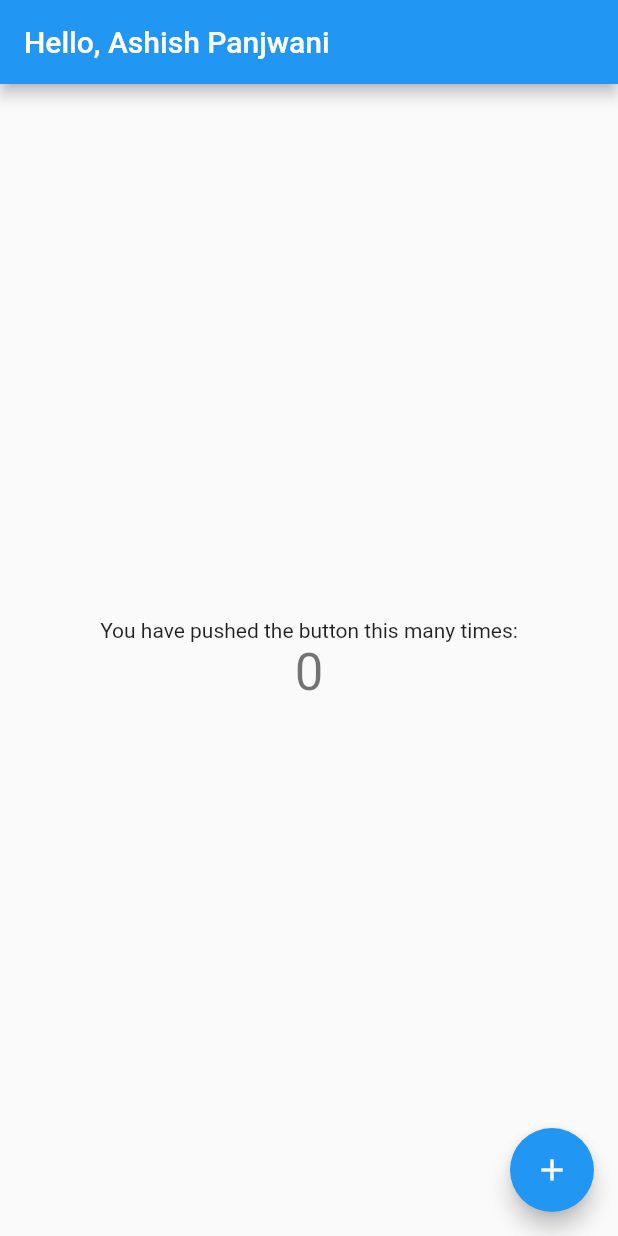
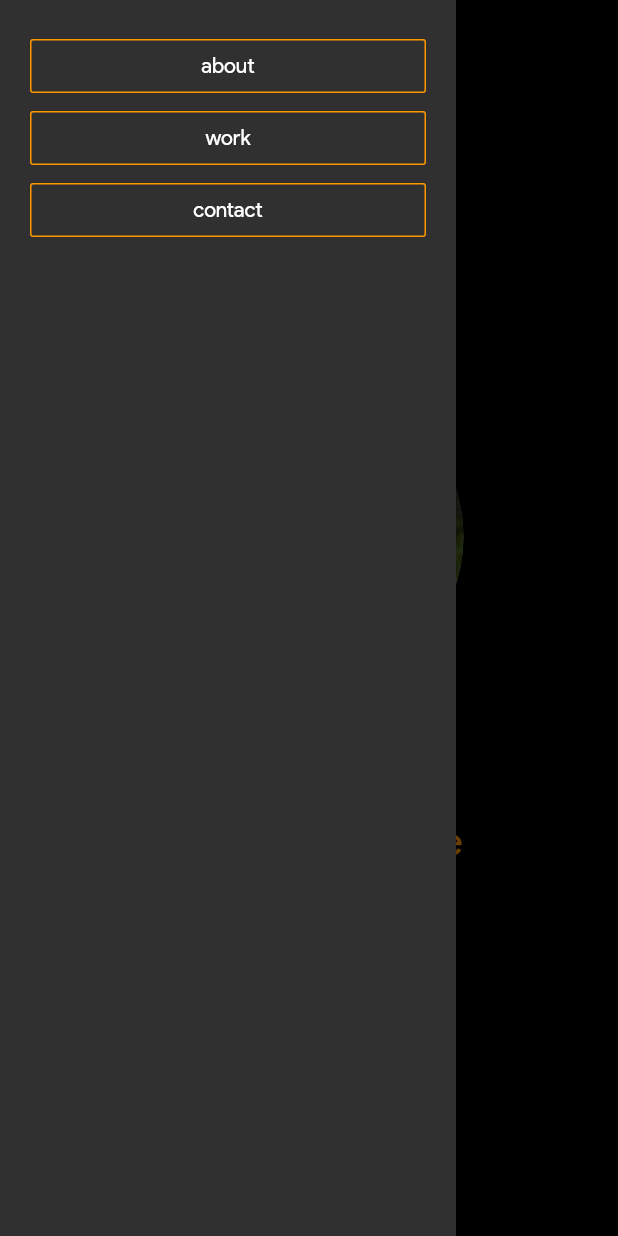
Before and after one commit to ashish9825/Portfolio_Flutter, a Flutter app: the screen it shows after launch, with the side drawer open (before the commit the screen has no drawer), on a phone screen of 412 x 824 dp. Run offline on Flutter 3.47's test engine with Material 2 defaults, Android fonts, the phone set to English and light mode, and no system bars.

Commit message:
New Changes

```diff
--- a/lib/main.dart
+++ b/lib/main.dart
@@ -1,111 +1,19 @@
 import 'package:flutter/material.dart';
+import 'package:portfolio/profile_page.dart';
 
-void main() => runApp(MyApp());
+void main() => runApp(PortfolioApp());
 
-class MyApp extends StatelessWidget {
-  // This widget is the root of your application.
+class PortfolioApp extends StatelessWidget {
   @override
   Widget build(BuildContext context) {
     return MaterialApp(
-      title: 'Flutter Demo',
+      debugShowCheckedModeBanner: false,
       theme: ThemeData(
-        // This is the theme of your application.
-        //
-        // Try running your application with "flutter run". You'll see the
-        // application has a blue toolbar. Then, without quitting the app, try
-        // changing the primarySwatch below to Colors.green and then invoke
-        // "hot reload" (press "r" in the console where you ran "flutter run",
-        // or simply save your changes to "hot reload" in a Flutter IDE).
-        // Notice that the counter didn't reset back to zero; the application
-        // is not restarted.
-        primarySwatch: Colors.blue,
+        brightness: Brightness.dark,
+        primaryColorDark: Colors.black,
+        fontFamily: "ProductSansRegular",
       ),
-      home: MyHomePage(title: 'Hello, Ashish Panjwani'),
+      home: ProfilePage(),
     );
   }
 }
-
-class MyHomePage extends StatefulWidget {
-  MyHomePage({Key key, this.title}) : super(key: key);
-
-  // This widget is the home page of your application. It is stateful, meaning
-  // that it has a State object (defined below) that contains fields that affect
-  // how it looks.
-
-  // This class is the configuration for the state. It holds the values (in this
-  // case the title) provided by the parent (in this case the App widget) and
-  // used by the build method of the State. Fields in a Widget subclass are
-  // always marked "final".
-
-  final String title;
-
-  @override
-  _MyHomePageState createState() => _MyHomePageState();
-}
-
-class _MyHomePageState extends State<MyHomePage> {
-  int _counter = 0;
-
-  void _incrementCounter() {
-    setState(() {
-      // This call to setState tells the Flutter framework that something has
-      // changed in this State, which causes it to rerun the build method below
-      // so that the display can reflect the updated values. If we changed
-      // _counter without calling setState(), then the build method would not be
-      // called again, and so nothing would appear to happen.
-      _counter++;
-    });
-  }
-
-  @override
-  Widget build(BuildContext context) {
-    // This method is rerun every time setState is called, for instance as done
-    // by the _incrementCounter method above.
-    //
-    // The Flutter framework has been optimized to make rerunning build methods
-    // fast, so that you can just rebuild anything that needs updating rather
-    // than having to individually change instances of widgets.
-    return Scaffold(
-      appBar: AppBar(
-        // Here we take the value from the MyHomePage object that was created by
-        // the App.build method, and use it to set our appbar title.
-        title: Text(widget.title),
-      ),
-      body: Center(
-        // Center is a layout widget. It takes a single child and positions it
-        // in the middle of the parent.
-        child: Column(
-          // Column is also a layout widget. It takes a list of children and
-          // arranges them vertically. By default, it sizes itself to fit its
-          // children horizontally, and tries to be as tall as its parent.
-          //
-          // Invoke "debug painting" (press "p" in the console, choose the
-          // "Toggle Debug Paint" action from the Flutter Inspector in Android
-          // Studio, or the "Toggle Debug Paint" command in Visual Studio Code)
-          // to see the wireframe for each widget.
-          //
-          // Column has various properties to control how it sizes itself and
-          // how it positions its children. Here we use mainAxisAlignment to
-          // center the children vertically; the main axis here is the vertical
-          // axis because Columns are vertical (the cross axis would be
-          // horizontal).
-          mainAxisAlignment: MainAxisAlignment.center,
-          children: <Widget>[
-            Text(
-              'You have pushed the button this many times:',
-            ),
-            Text(
-              '$_counter',
-              style: Theme.of(context).textTheme.display1,
-            ),
-          ],
-        ),
-      ),
-      floatingActionButton: FloatingActionButton(
-        onPressed: _incrementCounter,
-        tooltip: 'Increment',
-        child: Icon(Icons.add),
-      ), // This trailing comma makes auto-formatting nicer for build methods.
-    );
-  }
-}
--- /dev/null
+++ b/lib/profile_page.dart
@@ -0,0 +1,63 @@
+import 'package:flutter/material.dart';
+import 'package:portfolio/widgets/nav_button.dart';
+import 'package:portfolio/widgets/nav_header.dart';
+import 'package:portfolio/widgets/profile_infor.dart';
+import 'package:portfolio/widgets/responsive_widget.dart';
+
+class ProfilePage extends StatelessWidget {
+  @override
+  Widget build(BuildContext context) {
+    return ResponsiveWidget(
+      largeScreen: Scaffold(
+        backgroundColor: Colors.black,
+        appBar: AppBar(
+          elevation: 0.0,
+          backgroundColor: Colors.black,
+        ),
+        drawer: ResponsiveWidget.isSmallScreen(context)
+            ? Drawer(
+                child: ListView(
+                  padding: const EdgeInsets.all(20.0),
+                  children: <Widget>[
+                    NavButton(
+                      text: 'about',
+                      onPressed: () {},
+                    ),
+                    NavButton(
+                      text: 'work',
+                      onPressed: () {},
+                    ),
+                    NavButton(
+                      text: 'contact',
+                      onPressed: () {},
+                    )
+                  ],
+                ),
+              )
+            : null,
+        body: SingleChildScrollView(
+          child: AnimatedPadding(
+            duration: Duration(seconds: 1),
+            padding: EdgeInsets.all(MediaQuery.of(context).size.height * 0.1),
+            child: ResponsiveWidget(
+              largeScreen: Column(
+                mainAxisAlignment: MainAxisAlignment.start,
+                children: <Widget>[
+                  NavHeader(),
+                  SizedBox(
+                    height: MediaQuery.of(context).size.height * 0.1,
+                  ),
+                  ProfileInfo(),
+                  SizedBox(
+                    height: MediaQuery.of(context).size.height * 0.2,
+                  ),
+                  //SocialInfo(),
+                ],
+              ),
+            ),
+          ),
+        ),
+      ),
+    );
+  }
+}
--- /dev/null
+++ b/lib/widgets/logo.dart
@@ -0,0 +1,30 @@
+import 'package:flutter/material.dart';
+
+class APDot extends StatelessWidget {
+  @override
+  Widget build(BuildContext context) {
+    return Row(
+      children: <Widget>[
+        Text(
+          "AP",
+          textScaleFactor: 2,
+          style: TextStyle(
+            fontWeight: FontWeight.bold,
+          ),
+        ),
+        SizedBox(
+          width: 5,
+        ),
+        AnimatedContainer(
+          duration: Duration(seconds: 1),
+          height: 8,
+          width: 8,
+          decoration: BoxDecoration(
+            shape: BoxShape.circle,
+            color: Colors.orange,
+          ),
+        )
+      ],
+    );
+  }
+}
--- /dev/null
+++ b/lib/widgets/nav_button.dart
@@ -0,0 +1,24 @@
+import 'package:flutter/material.dart';
+
+class NavButton extends StatelessWidget {
+  final text;
+  final onPressed;
+  final Color color;
+
+  const NavButton(
+      {@required this.text,
+      @required this.onPressed,
+      this.color = Colors.orange});
+
+  @override
+  Widget build(BuildContext context) {
+    return OutlineButton(
+      child: Text(text),
+      borderSide: BorderSide(
+        color: color,
+      ),
+      onPressed: onPressed,
+      highlightedBorderColor: color,
+    );
+  }
+}
--- /dev/null
+++ b/lib/widgets/nav_header.dart
@@ -0,0 +1,39 @@
+import 'package:flutter/material.dart';
+import 'package:portfolio/widgets/logo.dart';
+import 'package:portfolio/widgets/nav_button.dart';
+import 'package:portfolio/widgets/responsive_widget.dart';
+
+class NavHeader extends StatelessWidget {
+  @override
+  Widget build(BuildContext context) {
+    return ResponsiveWidget(
+      largeScreen: Row(
+        mainAxisAlignment: ResponsiveWidget.isSmallScreen(context)
+            ? MainAxisAlignment.center
+            : MainAxisAlignment.spaceBetween,
+        crossAxisAlignment: CrossAxisAlignment.center,
+        children: <Widget>[
+          APDot(),
+          //Spacer(),
+          if (!ResponsiveWidget.isSmallScreen(context))
+            Row(
+              children: <Widget>[
+                NavButton(
+                  text: 'about',
+                  onPressed: () {},
+                ),
+                NavButton(
+                  text: 'work',
+                  onPressed: () {},
+                ),
+                NavButton(
+                  text: 'contact',
+                  onPressed: () {},
+                )
+              ],
+            )
+        ],
+      ),
+    );
+  }
+}
--- /dev/null
+++ b/lib/widgets/profile_infor.dart
@@ -0,0 +1,105 @@
+import 'package:flutter/material.dart';
+import 'package:portfolio/widgets/responsive_widget.dart';
+
+class ProfileInfo extends StatelessWidget {
+  profileImage(context) => AnimatedContainer(
+        duration: Duration(seconds: 1),
+        height: ResponsiveWidget.isSmallScreen(context)
+            ? MediaQuery.of(context).size.height * 0.25
+            : MediaQuery.of(context).size.width * 0.25,
+        width: ResponsiveWidget.isSmallScreen(context)
+            ? MediaQuery.of(context).size.height * 0.25
+            : MediaQuery.of(context).size.width * 0.25,
+        decoration: BoxDecoration(
+          backgroundBlendMode: BlendMode.luminosity,
+          color: Colors.deepOrange,
+          shape: BoxShape.circle,
+          image: DecorationImage(
+            image: AssetImage("images/ashish.jpg"),
+            alignment: Alignment.center,
+            fit: BoxFit.cover,
+          ),
+        ),
+      );
+
+  final profileData = Column(
+    crossAxisAlignment: CrossAxisAlignment.start,
+    children: <Widget>[
+      Text(
+        "Hi there ! My name is",
+        textScaleFactor: 2,
+        style: TextStyle(color: Colors.orange),
+      ),
+      Text(
+        "Ashish\nPanjwani",
+        textScaleFactor: 5,
+        style: TextStyle(
+          color: Colors.white,
+          fontWeight: FontWeight.bold,
+        ),
+      ),
+      SizedBox(
+        height: 10.0,
+      ),
+      Text(
+        "A enthusiast mobile developer specialized in Android & Flutter.\n"
+        "I am a Freelance Developer in Mobile App Development (Android & Flutter).",
+        softWrap: true,
+        textScaleFactor: 1.5,
+        style: TextStyle(color: Colors.white70),
+      ),
+      SizedBox(
+        height: 20,
+      ),
+      Row(
+        mainAxisAlignment: MainAxisAlignment.spaceEvenly,
+        children: <Widget>[
+          RaisedButton(
+            shape: StadiumBorder(),
+            child: Text('Resume'),
+            color: Colors.red,
+            onPressed: () {},
+            padding: EdgeInsets.all(10),
+          ),
+          SizedBox(
+            width: 20,
+          ),
+          OutlineButton(
+            borderSide: BorderSide(
+              color: Colors.red,
+            ),
+            shape: StadiumBorder(),
+            child: Text('Say Hi!'),
+            color: Colors.red,
+            onPressed: () {},
+            padding: EdgeInsets.all(10),
+          )
+        ],
+      )
+    ],
+  );
+  @override
+  Widget build(BuildContext context) {
+    return ResponsiveWidget(
+      largeScreen: Row(
+        mainAxisAlignment: MainAxisAlignment.spaceEvenly,
+        crossAxisAlignment: CrossAxisAlignment.center,
+        children: <Widget>[
+          profileImage(context),
+          profileData,
+        ],
+      ),
+      smallScreen: Column(
+        mainAxisSize: MainAxisSize.max,
+        mainAxisAlignment: MainAxisAlignment.spaceBetween,
+        children: <Widget>[
+          profileImage(context),
+          SizedBox(
+            height: MediaQuery.of(context).size.height * 0.1,
+          ),
+          profileData,
+        ],
+      ),
+    );
+  }
+}
--- /dev/null
+++ b/lib/widgets/responsive_widget.dart
@@ -0,0 +1,42 @@
+import 'package:flutter/material.dart';
+
+class ResponsiveWidget extends StatelessWidget {
+  final Widget largeScreen;
+  final Widget mediumScreen;
+  final Widget smallScreen;
+
+  ResponsiveWidget(
+      {Key key,
+      @required this.largeScreen,
+      this.mediumScreen,
+      this.smallScreen})
+      : super(key: key);
+
+  static bool isSmallScreen(BuildContext context) {
+    return MediaQuery.of(context).size.width < 800;
+  }
+
+  static bool isLargeScreen(BuildContext context) {
+    return MediaQuery.of(context).size.width > 800;
+  }
+
+  static bool isMediumScreen(BuildContext context) {
+    return MediaQuery.of(context).size.width > 800 &&
+        MediaQuery.of(context).size.width < 1200;
+  }
+
+  @override
+  Widget build(BuildContext context) {
+    return LayoutBuilder(
+      builder: (context, constraints) {
+        if (constraints.maxWidth > 800) {
+          return largeScreen;
+        } else if (constraints.maxWidth < 1200 && constraints.maxWidth > 800) {
+          return mediumScreen ?? largeScreen;
+        } else {
+          return smallScreen ?? largeScreen;
+        }
+      },
+    );
+  }
+}
```
Also changed, not shown: pubspec.yaml (+8 -29 lines), assets/ProductSansRegular.ttf (added), images/ashish.jpg (added), 1 other file.
